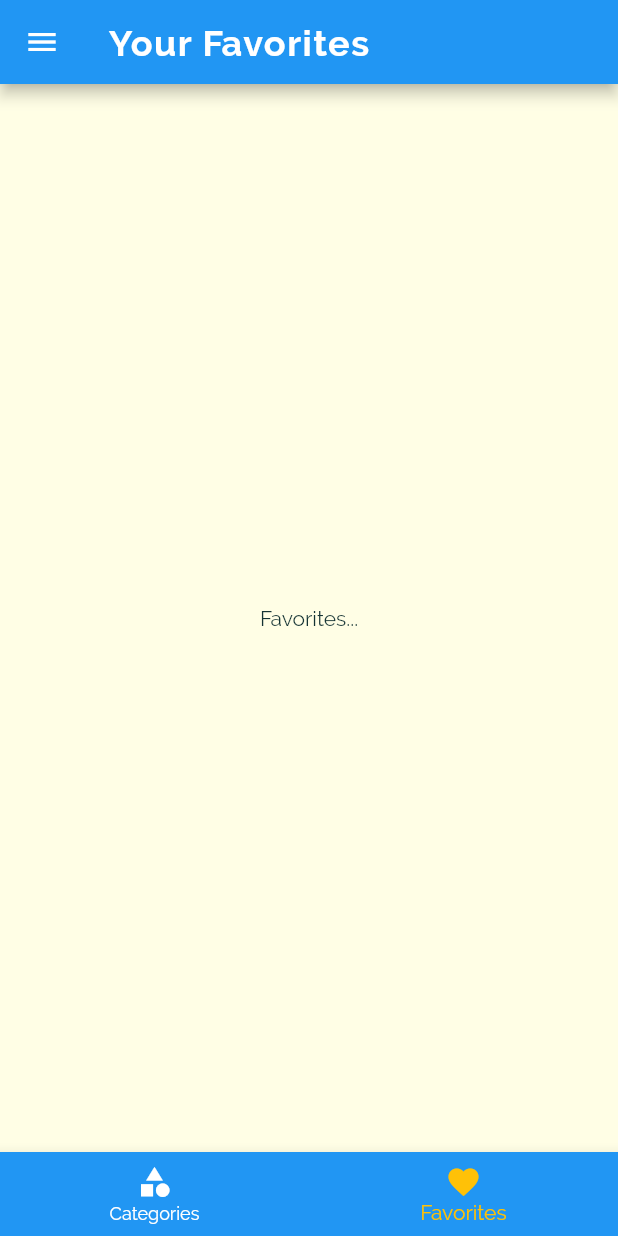
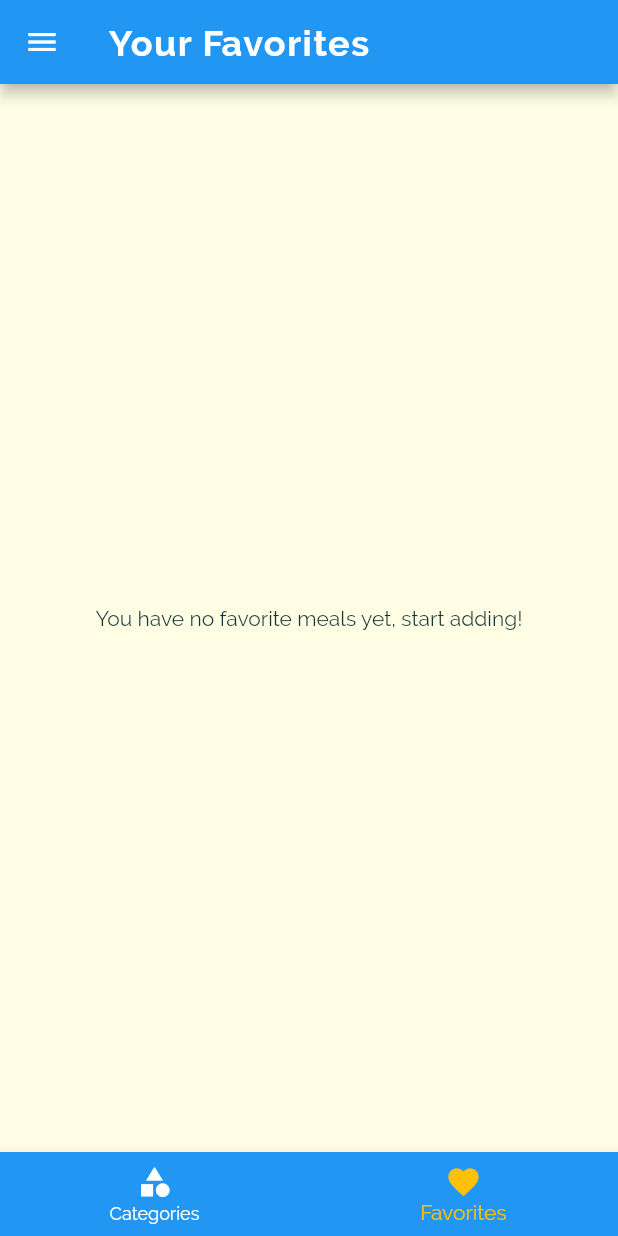
Before and after one commit to zerosand1s/meals, a Flutter app: the screen it shows after launch, item 2 of the bottom bar chosen, on a phone screen of 412 x 824 dp. Run offline on Flutter 3.47's test engine with Material 2 defaults, Android fonts, the phone set to English and light mode, and no system bars.

Commit message:
add feature to mark meal favorite, show favorite meals

```diff
--- a/lib/main.dart
+++ b/lib/main.dart
@@ -20,6 +20,7 @@ class MyApp extends StatefulWidget {
 
 class _MyAppState extends State<MyApp> {
   List<Meal> _availableMeals = DUMMY_MEALS;
+  List<Meal> _favoriteMeals = [];
 
   Map<String, bool> _filters = {
     'vegan': false,
@@ -51,6 +52,27 @@ class _MyAppState extends State<MyApp> {
     });
   }
 
+  void _toggleFavorite(String mealId) {
+    final existingIndex =
+        _favoriteMeals.indexWhere((meal) => meal.id == mealId);
+
+    if (existingIndex >= 0) {
+      setState(() {
+        _favoriteMeals.removeAt(existingIndex);
+      });
+    } else {
+      setState(() {
+        _favoriteMeals.add(
+          DUMMY_MEALS.firstWhere((meal) => meal.id == mealId),
+        );
+      });
+    }
+  }
+
+  bool _isMealFavorite(String mealId) {
+    return _favoriteMeals.any((meal) => meal.id == mealId);
+  }
+
   @override
   Widget build(BuildContext context) {
     return MaterialApp(
@@ -78,11 +100,14 @@ class _MyAppState extends State<MyApp> {
       ),
       // home: CategoriesScreen(),
       routes: {
-        '/': (context) => BottomTabsScreen(),
+        '/': (context) => BottomTabsScreen(_favoriteMeals),
         CategoryMealsScreen.routeName: (context) => CategoryMealsScreen(
               _availableMeals,
             ),
-        MealDetailScreen.routeName: (context) => MealDetailScreen(),
+        MealDetailScreen.routeName: (context) => MealDetailScreen(
+              _isMealFavorite,
+              _toggleFavorite,
+            ),
         SettingsScreen.routeName: (context) => SettingsScreen(
               _filters,
               _setFilters,
--- a/lib/screens/bottom_tabs_screen.dart
+++ b/lib/screens/bottom_tabs_screen.dart
@@ -5,24 +5,35 @@ import './favorites_screen.dart';
 
 import '../widgets/main_drawer.dart';
 
+import '../models/meal.dart';
+
 class BottomTabsScreen extends StatefulWidget {
+  final List<Meal> favoriteMeals;
+
+  BottomTabsScreen(this.favoriteMeals);
+
   @override
   _BottomTabsScreenState createState() => _BottomTabsScreenState();
 }
 
 class _BottomTabsScreenState extends State<BottomTabsScreen> {
-  final List<Map<String, Object>> _screens = [
+  List<Map<String, Object>> _screens;
+  int _selectedScreenIndex = 0;
+
+  @override
+  void initState() {
+    super.initState();
+    _screens = [
       {
         'screen': CategoriesScreen(),
         'title': 'Categories',
       },
       {
-      'screen': FavoritesScreen(),
+        'screen': FavoritesScreen(widget.favoriteMeals),
         'title': 'Your Favorites',
       }
     ];
-
-  int _selectedScreenIndex = 0;
+  }
 
   void _selectScreen(int index) {
     setState(() {
--- a/lib/screens/favorites_screen.dart
+++ b/lib/screens/favorites_screen.dart
@@ -1,10 +1,34 @@
 import 'package:flutter/material.dart';
 
+import '../widgets/meal_item.dart';
+
+import '../models/meal.dart';
+
 class FavoritesScreen extends StatelessWidget {
+  final List<Meal> favoriteMeals;
+
+  FavoritesScreen(this.favoriteMeals);
+
   @override
   Widget build(BuildContext context) {
-    return Center(
-      child: Text('Favorites...'),
-    );
+    if (favoriteMeals.isEmpty) {
+      return Center(
+        child: Text('You have no favorite meals yet, start adding!'),
+      );
+    } else {
+      return ListView.builder(
+        itemCount: favoriteMeals.length,
+        itemBuilder: (context, i) {
+          return MealItem(
+            id: favoriteMeals[i].id,
+            title: favoriteMeals[i].title,
+            imageUrl: favoriteMeals[i].imageUrl,
+            duration: favoriteMeals[i].duration,
+            complexity: favoriteMeals[i].complexity,
+            affordability: favoriteMeals[i].affordability,
+          );
+        },
+      );
+    }
   }
 }
```
Also changed, not shown: lib/screens/meal_detail_screen.dart (+13 -1 lines). Lines whose indentation alone changed are shown as unchanged.
